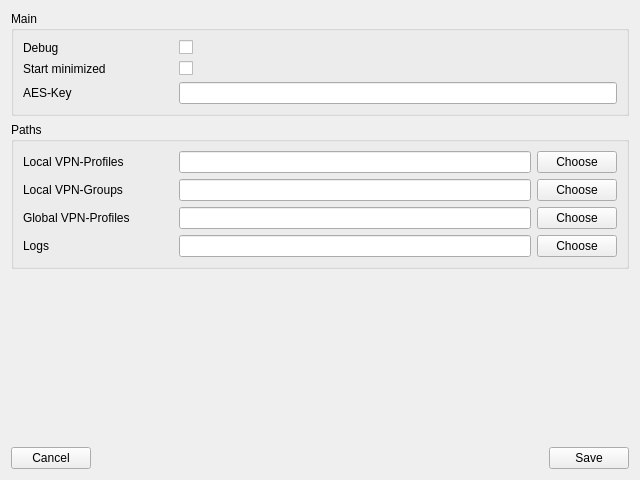
This is openfortigui/vpnsetting.ui in theinvisible/openfortigui as Qt 5 draws it before an edit. The edited form follows.
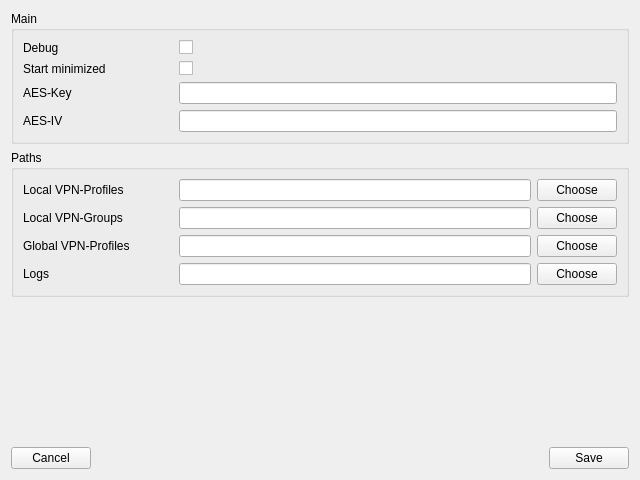
This is the edited form.

The edit to the form file:
```diff
--- a/openfortigui/vpnsetting.ui
+++ b/openfortigui/vpnsetting.ui
@@ -78,6 +78,22 @@
           </property>
          </widget>
         </item>
+        <item row="3" column="0">
+         <widget class="QLabel" name="label_8">
+          <property name="minimumSize">
+           <size>
+            <width>150</width>
+            <height>0</height>
+           </size>
+          </property>
+          <property name="text">
+           <string>AES-IV</string>
+          </property>
+         </widget>
+        </item>
+        <item row="3" column="1">
+         <widget class="QLineEdit" name="leAESIV"/>
+        </item>
        </layout>
       </item>
      </layout>
```
